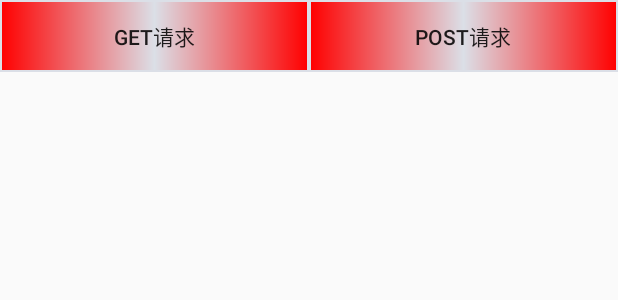
After one commit to chenrushui/android, an Android app: the layout activity_okhttp.xml on its own in the app's theme, with its tools: preview values and no code run, on a phone screen of 412 x 824 dp. The commit adds this screen. Shown: the top 300 px of the screen. Run offline under Robolectric (Android 15) with nearby library versions, the phone set to English and light mode, and no system bars.

Commit message:
20160919 以OKHttp为基础封装网络请求框架

```diff
--- a/app/src/main/AndroidManifest.xml
+++ b/app/src/main/AndroidManifest.xml
@@ -28,12 +28,14 @@
         <activity android:name=".ui.LunBanImageActivity"></activity>
 
         <activity
-            android:name=".ui.login.LoginActivity"
+            android:name=".ui.loginmvp.LoginActivity"
             android:launchMode="singleTask"
             android:screenOrientation="portrait"></activity>
         <activity android:name=".ui.TestNetWorkActivity"></activity>
         <activity android:name=".ui.Handle1Activity"></activity>
-        <activity android:name=".ui.rx.RxDownLoadImgActivity">
+        <activity android:name=".ui.rxandroid.RxDownLoadImgActivity"></activity>
+
+        <activity android:name=".ui.okhttp.OKHttpActivity">
             <intent-filter>
                 <action android:name="android.intent.action.MAIN" />
                 <category android:name="android.intent.category.LAUNCHER" />
--- a/app/src/main/java/com/crs/demo/ui/OKHttpActivity.java
+++ b/app/src/main/java/com/crs/demo/ui/OKHttpActivity.java
@@ -38,7 +38,6 @@ public class OKHttpActivity extends BaseActivity {
         //post请求
         //getOrderStatusPost();
 
-        //使用okHttpUtils进行网络请求
         okHttpUtilsGet();
 
 
--- a/app/src/main/java/com/crs/demo/ui/login/LoginActivity.java
+++ b/app/src/main/java/com/crs/demo/ui/loginMVP/LoginActivity.java
@@ -1,4 +1,4 @@
-package com.crs.demo.ui.login;
+package com.crs.demo.ui.loginmvp;
 
 import android.os.Bundle;
 import android.text.TextUtils;
@@ -8,8 +8,8 @@ import android.widget.EditText;
 
 import com.crs.demo.R;
 import com.crs.demo.base.BaseActivity;
-import com.crs.demo.ui.login.presenter.LoginPresenter;
-import com.crs.demo.ui.login.view.ILoginView;
+import com.crs.demo.ui.loginmvp.presenter.LoginPresenter;
+import com.crs.demo.ui.loginmvp.view.ILoginView;
 import com.crs.demo.utils.ToastUtils;
 
 /**
--- /dev/null
+++ b/app/src/main/res/layout/activity_okhttp.xml
@@ -0,0 +1,44 @@
+<?xml version="1.0" encoding="utf-8"?>
+<LinearLayout xmlns:android="http://schemas.android.com/apk/res/android"
+    android:id="@+id/activity_main"
+    android:layout_width="match_parent"
+    android:layout_height="match_parent">
+
+    <LinearLayout
+        android:layout_width="match_parent"
+        android:layout_height="match_parent"
+        android:orientation="vertical">
+
+        <LinearLayout
+            android:layout_width="match_parent"
+            android:layout_height="wrap_content"
+            android:orientation="horizontal">
+
+            <Button
+                android:id="@+id/btn_ok_http_get"
+                android:layout_width="0dp"
+                android:layout_height="wrap_content"
+
+                android:layout_weight="1"
+                android:background="@drawable/shape_w"
+                android:text="get请求" />
+
+            <Button
+                android:id="@+id/btn_ok_http_post"
+                android:layout_width="0dp"
+                android:layout_height="wrap_content"
+                android:layout_weight="1"
+                android:background="@drawable/shape_w"
+                android:text="post请求" />
+        </LinearLayout>
+
+
+        <TextView
+            android:id="@+id/tv_ok_http_content"
+            android:layout_width="match_parent"
+            android:layout_height="wrap_content"
+            android:layout_marginTop="20dp" />
+    </LinearLayout>
+
+
+</LinearLayout>
```
Also changed, not shown: app/src/main/java/com/crs/demo/ui/okhttp/Entity.java (added, +31 -0 lines), app/src/main/java/com/crs/demo/ui/okhttp/HttpUtils.java (added, +177 -0 lines), app/src/main/java/com/crs/demo/ui/okhttp/OKHttpActivity.java (added, +132 -0 lines), app/src/main/java/com/crs/demo/ui/okhttp/ResponseEntity.java (added, +85 -0 lines).
